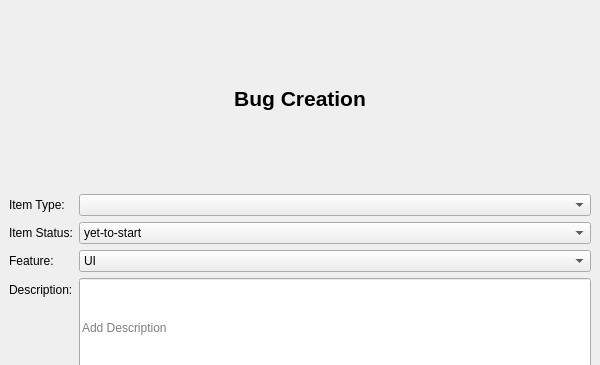
The window that frontend/Home/createbug.ui (av7267/BUG-TRACKING-SYSTEM) describes before a commit, drawn with Qt 5; both pictures show x 0 to 600 and y 0 to 365 of the 600 by 600 pixel window.
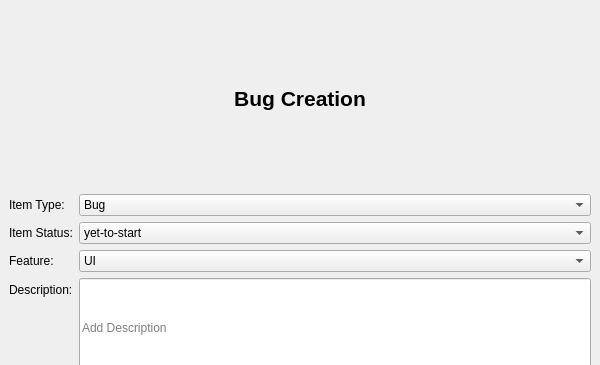
The same window after the commit.

Commit message: Update: login handling, UI bug creation, and build output

What changed in the file:
```diff
--- a/frontend/Home/createbug.ui
+++ b/frontend/Home/createbug.ui
@@ -62,6 +62,11 @@
         <property name="minimumWidth">
          <number>200</number>
         </property>
+        <item>
+         <property name="text">
+          <string>Bug</string>
+         </property>
+        </item>
        </widget>
       </item>
       <item row="1" column="0">
```
The commit also changes 4 other files.
